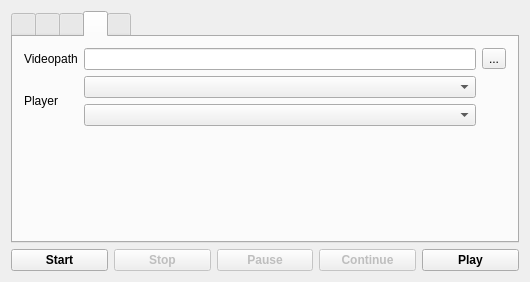
This is mainwindow.ui in vkohaupt/vokoscreenNG as Qt 5 draws it before an edit. The edited form follows.
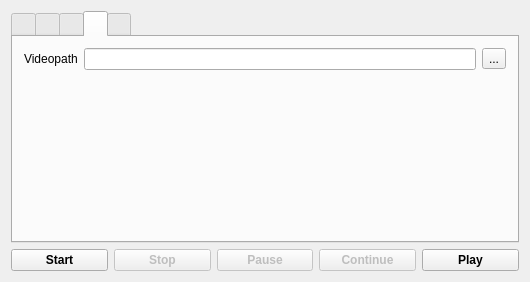
This is the edited form.

```diff
--- a/mainwindow.ui
+++ b/mainwindow.ui
@@ -274,22 +274,8 @@
             </property>
            </widget>
           </item>
-          <item row="1" column="0">
-           <widget class="QLabel" name="LabelVideoPlayer">
-            <property name="text">
-             <string>Player</string>
-            </property>
-           </widget>
-          </item>
           <item row="1" column="1">
-           <layout class="QVBoxLayout" name="verticalLayout_6">
-            <item>
-             <widget class="QComboBox" name="ComboBoxVideoplayer"/>
-            </item>
-            <item>
-             <widget class="QComboBox" name="ComboBoxGIFplayer"/>
-            </item>
-           </layout>
+           <layout class="QVBoxLayout" name="verticalLayout_6"/>
           </item>
           <item row="0" column="0">
            <widget class="QLabel" name="LabelVideoPath">
```
